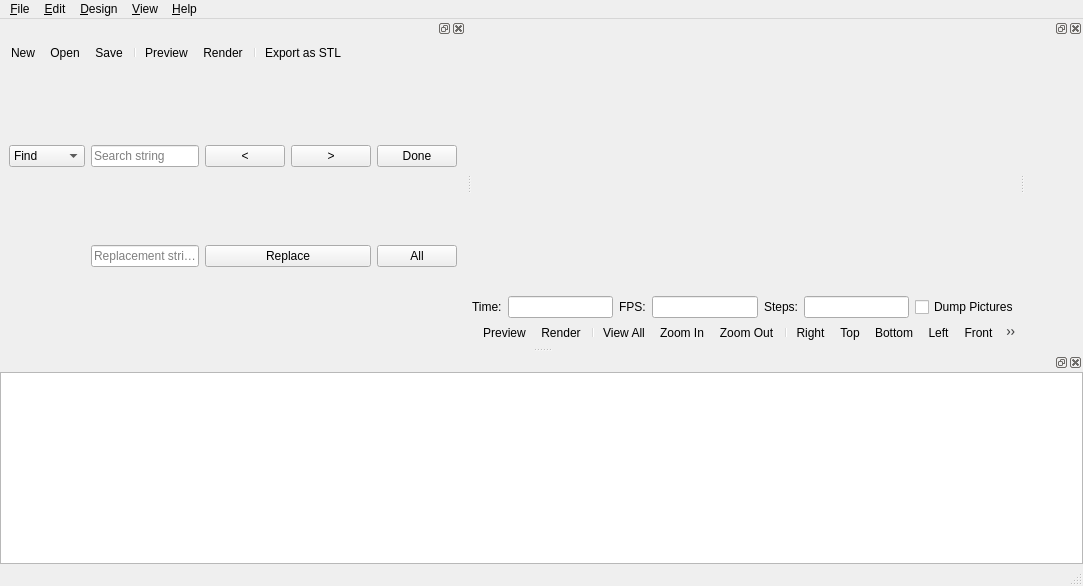
The window that src/MainWindow.ui (erikkallen/openscad) describes before a commit, drawn with Qt 5.
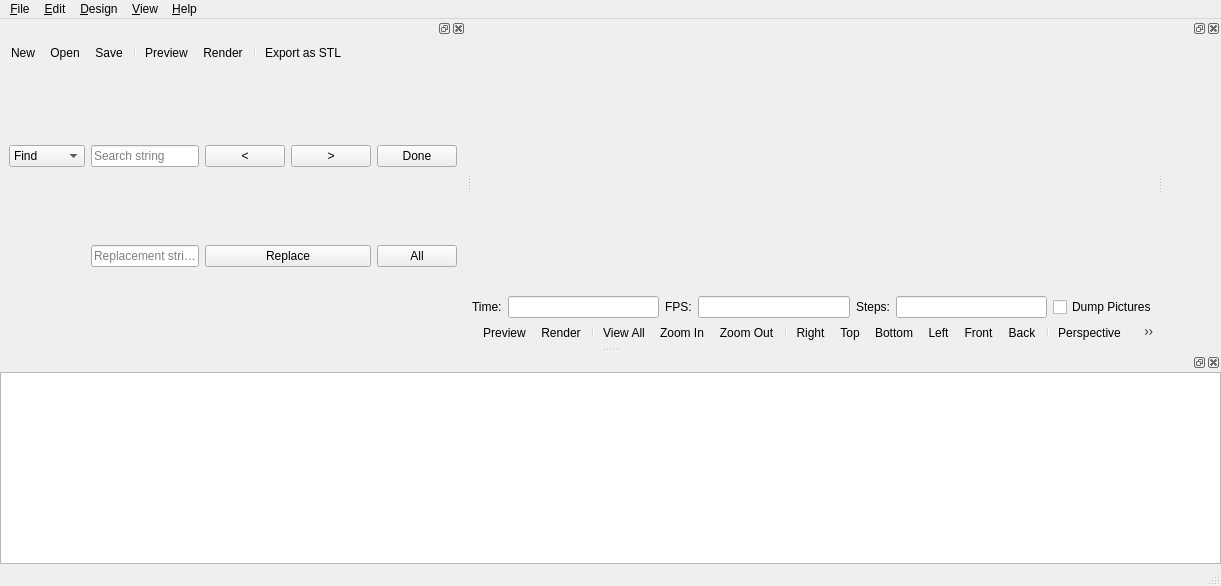
The same window after the commit. Icons and pictures are not drawn. Custom widgets are drawn as their Qt base class.

```diff
--- a/src/MainWindow.ui
+++ b/src/MainWindow.ui
@@ -6,7 +6,7 @@
    <rect>
     <x>0</x>
     <y>0</y>
-    <width>1083</width>
+    <width>1221</width>
     <height>586</height>
    </rect>
   </property>
@@ -142,7 +142,7 @@
     <rect>
      <x>0</x>
      <y>0</y>
-     <width>1083</width>
+     <width>1221</width>
      <height>33</height>
     </rect>
    </property>
@@ -444,7 +444,19 @@
    <attribute name="dockWidgetArea">
     <number>2</number>
    </attribute>
-   <widget class="QWidget" name="dockWidgetContents"/>
+   <widget class="QWidget" name="dockWidgetContents">
+    <layout class="QGridLayout" name="gridLayout_2">
+     <property name="margin">
+      <number>0</number>
+     </property>
+     <property name="spacing">
+      <number>0</number>
+     </property>
+     <item row="0" column="0">
+      <widget class="ParameterWidget" name="parameterWidget" native="true"/>
+     </item>
+    </layout>
+   </widget>
   </widget>
   <action name="fileActionNew">
    <property name="icon">
@@ -1124,6 +1136,12 @@
    <header>Dock.h</header>
    <container>1</container>
   </customwidget>
+  <customwidget>
+   <class>ParameterWidget</class>
+   <extends>QWidget</extends>
+   <header>ParameterWidget.h</header>
+   <container>1</container>
+  </customwidget>
  </customwidgets>
  <resources>
   <include location="../openscad.qrc"/>
```
